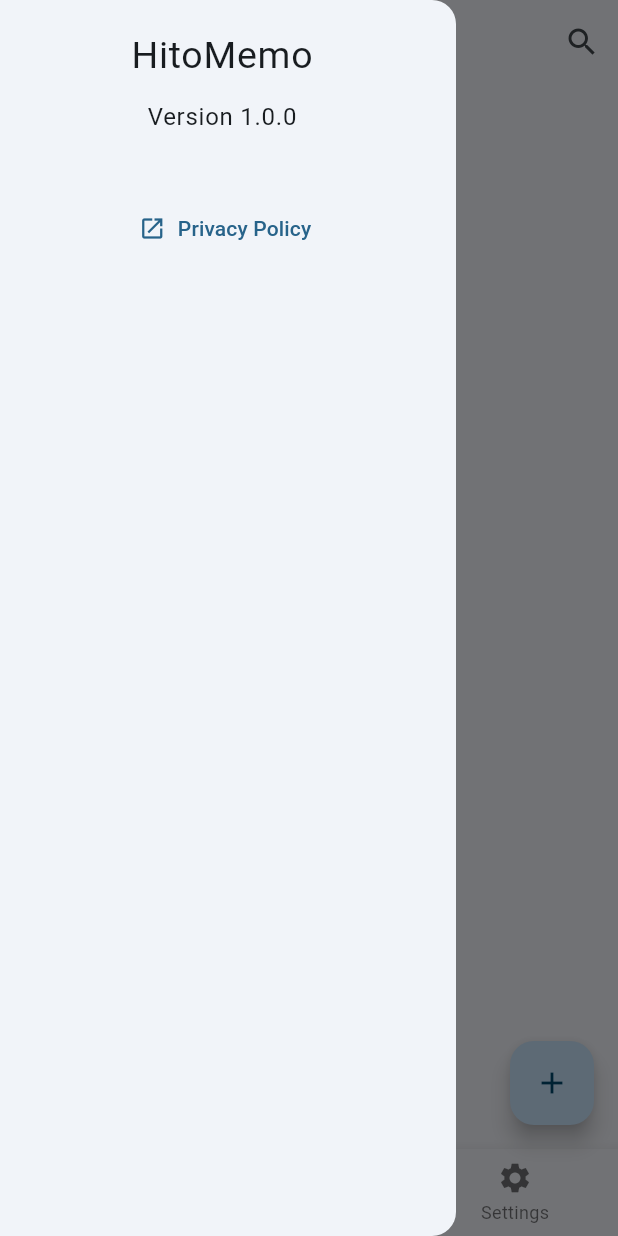
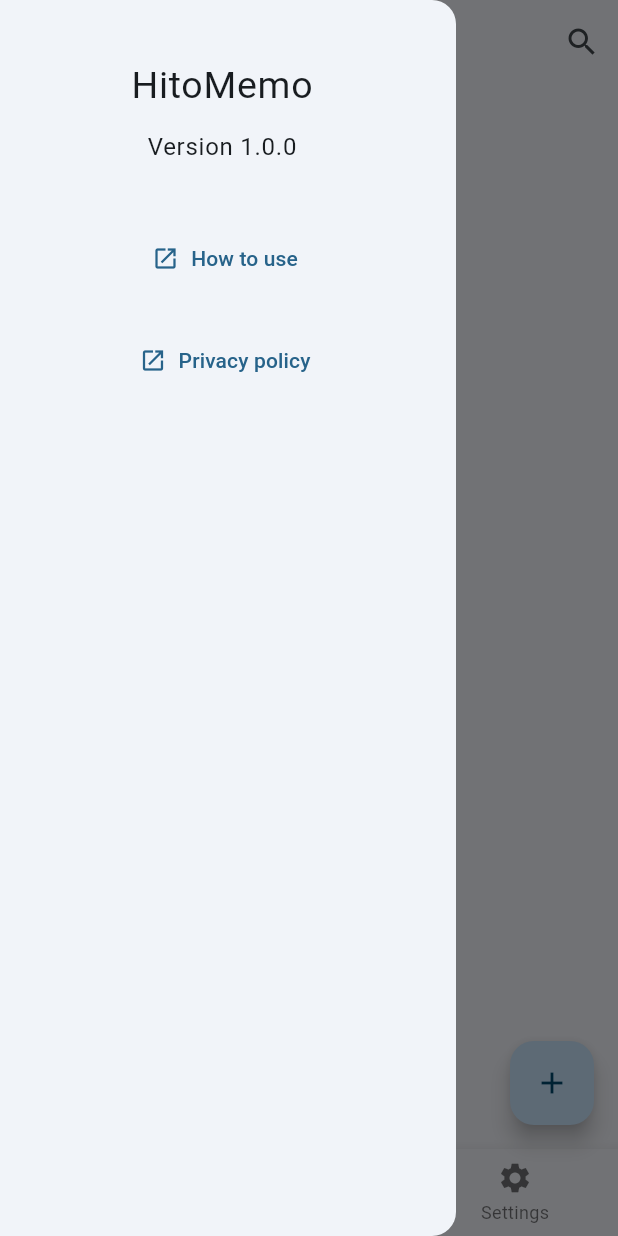
Before and after one commit to kikeda1102/Hitomemo2, a Flutter app: the screen it shows after launch, with the side drawer open, on a phone screen of 412 x 824 dp. Run offline on Flutter 3.47's test engine with Material 2 defaults, Android fonts, the phone set to English and light mode, and no system bars; our stand-ins replace isar; accounts and stored records are empty; generated files the repository leaves out were written again.

```diff
--- a/lib/pages/home_page.dart
+++ b/lib/pages/home_page.dart
@@ -64,6 +64,9 @@
                 child: Column(
                   crossAxisAlignment: CrossAxisAlignment.center,
                   children: [
+                    SizedBox(
+                      height: 20,
+                    ),
                     Text('HitoMemo', style: TextStyle(fontSize: 25)),
                     SizedBox(height: 10),
                     Text('Version 1.0.0'),
@@ -71,9 +74,20 @@
                 ),
               ),
             ),
-            const SizedBox(
-              height: 20,
+            const SizedBox(height: 20),
+            // TODO: 使い方
+            Link(
+              uri: Uri.parse('https://kikeda1102.github.io/Hitomemo2/'),
+              target: LinkTarget.self, // 独立したブラウゼで開く
+              builder: (BuildContext context, FollowLink? followLink) {
+                return TextButton.icon(
+                  icon: const Icon(Icons.open_in_new),
+                  onPressed: followLink,
+                  label: const Text('How to use'),
+                );
+              },
             ),
+            const SizedBox(height: 20),
             Link(
               // 開きたいURL
               uri: Uri.parse('https://kikeda1102.github.io/Hitomemo2/'),
@@ -82,7 +96,7 @@
                 return TextButton.icon(
                   icon: const Icon(Icons.open_in_new),
                   onPressed: followLink,
-                  label: const Text('Privacy Policy'),
+                  label: const Text('Privacy policy'),
                 );
               },
             ),
--- a/lib/pages/register_profile_page.dart
+++ b/lib/pages/register_profile_page.dart
@@ -43,7 +43,7 @@
             child: Column(
               mainAxisAlignment: MainAxisAlignment.center,
               mainAxisSize: MainAxisSize.min,
-              crossAxisAlignment: CrossAxisAlignment.start,
+              crossAxisAlignment: CrossAxisAlignment.center,
               children: [
                 const SizedBox(height: 20),
                 // 名前を入力するTextField
```
Also changed, not shown: lib/pages/profile_detail_page.dart (+4 -12 lines), lib/pages/quiz_gate_page.dart (+25 -14 lines), 1 other file.
